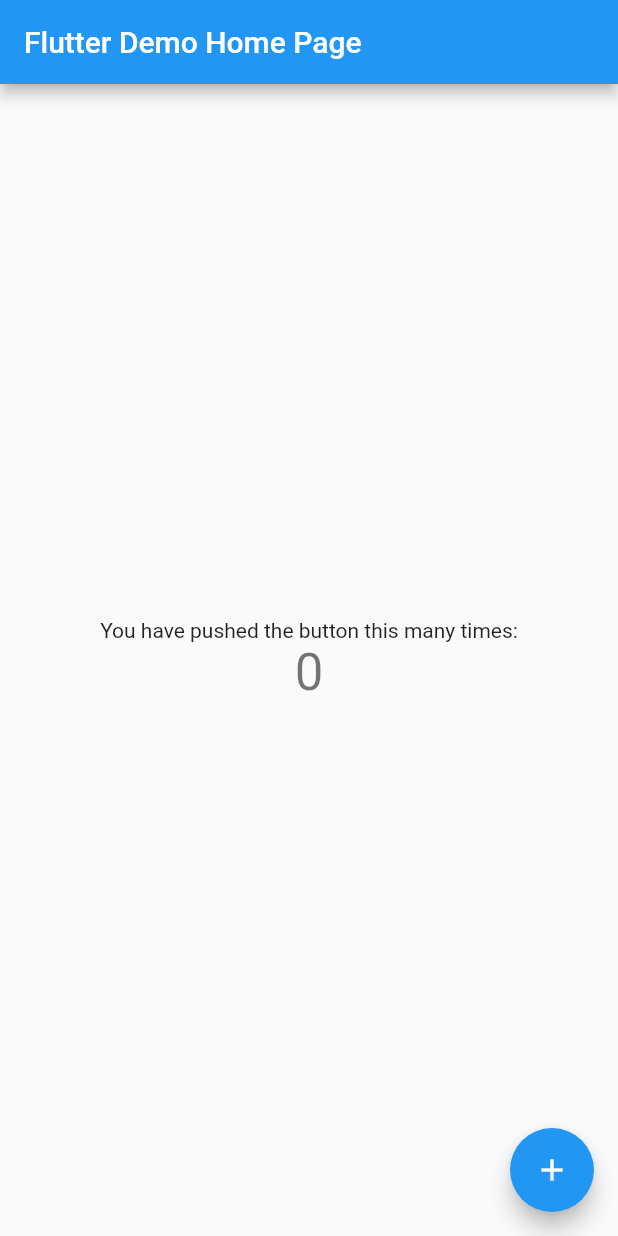
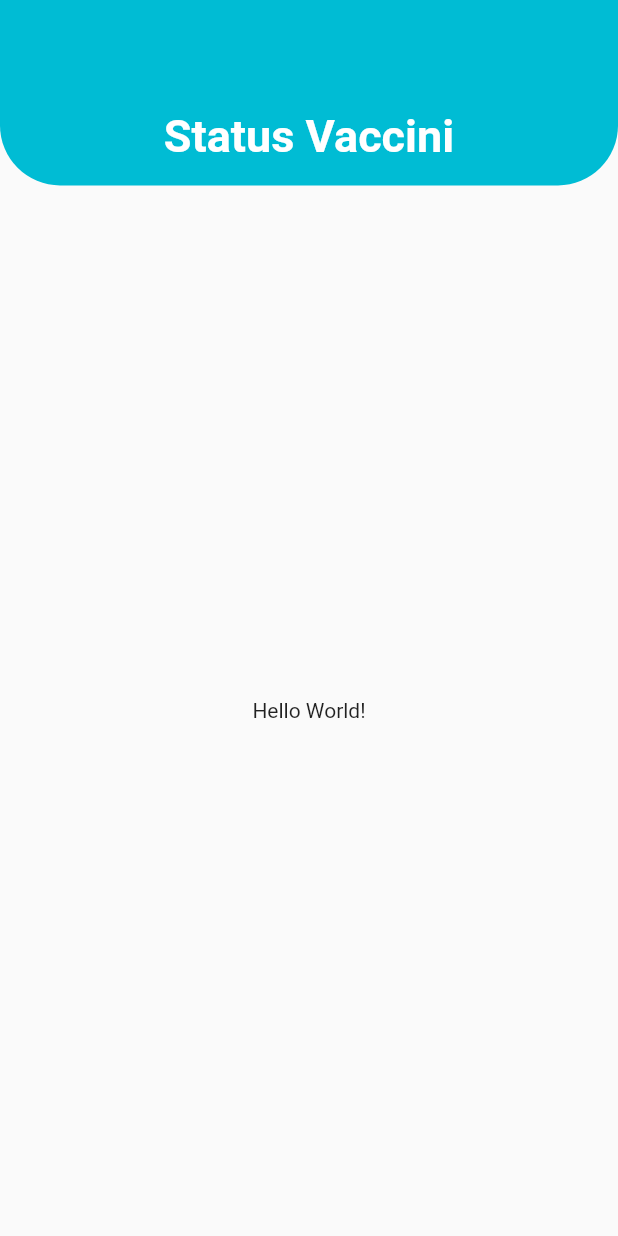
Before and after one commit to EliaTolin/StatusVaccini, a Flutter app: the screen it shows after launch, on a phone screen of 412 x 824 dp. Run offline on Flutter 3.47's test engine with Material 2 defaults, Android fonts, the phone set to English and light mode, and no system bars.

Commit message:
Add first body

```diff
--- /dev/null
+++ b/lib/Screens/HomePage.dart
@@ -0,0 +1,52 @@
+import 'package:StatusVaccini/Screens/components/BodyComponents.dart';
+import 'package:flutter/material.dart';
+import 'package:StatusVaccini/constant.dart';
+
+class HomePage extends StatefulWidget {
+  static const routeName = "/";
+  final String title;
+  HomePage({this.title, Key key}) : super(key: key);
+  @override
+  _HomePageState createState() => _HomePageState();
+}
+
+class _HomePageState extends State<HomePage> {
+  @override
+  Widget build(BuildContext context) {
+    Size size = MediaQuery.of(context).size;
+
+    return Scaffold(
+      appBar: TopBar(size, title: "Status Vaccini"),
+      body: Padding(
+          padding: EdgeInsets.all(8.0),
+          child: Column(
+              mainAxisAlignment: MainAxisAlignment.center,
+              children: <Widget>[
+                Row(
+                    mainAxisAlignment: MainAxisAlignment.center,
+                    children: <Widget>[
+                      Text("Hello World!"),
+                    ])
+              ])),
+    );
+  }
+}
+
+class TopBar extends StatelessWidget implements PreferredSizeWidget {
+  final String title;
+  final Size size;
+  final Function onPressed;
+  final Function onTitleTapped;
+  final Widget child;
+
+  @override
+  final Size preferredSize;
+
+  TopBar(this.size,
+      {@required this.title, this.child, this.onPressed, this.onTitleTapped})
+      : preferredSize = Size.fromHeight(size.height * SVConst.kHeighBarRatio);
+  @override
+  Widget build(BuildContext context) {
+    return buildTopBar(size, title);
+  }
+}
--- /dev/null
+++ b/lib/Screens/components/BodyComponents.dart
@@ -0,0 +1,37 @@
+import 'package:flutter/material.dart';
+import 'package:StatusVaccini/constant.dart';
+
+Column buildTopBar(Size size, String title) {
+  return Column(
+    children: <Widget>[
+      Stack(
+        alignment: Alignment.center,
+        children: <Widget>[
+          Container(
+            height: size.height * SVConst.kHeighBarRatio,
+            decoration: BoxDecoration(
+                color: SVConst.topbarColor,
+                borderRadius: BorderRadius.only(
+                  bottomLeft: Radius.circular(SVConst.radiusComponent),
+                  bottomRight: Radius.circular(SVConst.radiusComponent),
+                )),
+          ),
+          Positioned(
+            bottom: 15,
+            child: Container(
+              alignment: Alignment.bottomCenter,
+              child: Text(
+                title,
+                style: TextStyle(
+                  fontSize: 30,
+                  color: SVConst.textColor,
+                  fontWeight: FontWeight.bold,
+                ),
+              ),
+            ),
+          )
+        ],
+      ),
+    ],
+  );
+}
--- /dev/null
+++ b/lib/constant.dart
@@ -0,0 +1,15 @@
+import 'package:flutter/material.dart';
+
+//USE THIS CLASS FOR ONLY CONSTANT.
+
+abstract class SVConst {
+  //COLOR CONSTANT
+  static const topbarColor = Colors.cyan;
+  static const textColor = Colors.white;
+
+  //RADIUS ELEMENT
+  static const double radiusComponent = 40;
+
+  //SIZE ELEMENT
+  static const double kHeighBarRatio = 0.15;
+}
--- a/lib/main.dart
+++ b/lib/main.dart
@@ -1,117 +1,18 @@
 import 'package:flutter/material.dart';
+import 'package:StatusVaccini/Screens/HomePage.dart';
 
-void main() {
-  runApp(MyApp());
-}
+void main() => runApp(MyApp());
 
 class MyApp extends StatelessWidget {
-  // This widget is the root of your application.
   @override
   Widget build(BuildContext context) {
     return MaterialApp(
-      title: 'Flutter Demo',
-      theme: ThemeData(
-        // This is the theme of your application.
-        //
-        // Try running your application with "flutter run". You'll see the
-        // application has a blue toolbar. Then, without quitting the app, try
-        // changing the primarySwatch below to Colors.green and then invoke
-        // "hot reload" (press "r" in the console where you ran "flutter run",
-        // or simply save your changes to "hot reload" in a Flutter IDE).
-        // Notice that the counter didn't reset back to zero; the application
-        // is not restarted.
-        primarySwatch: Colors.blue,
-        // This makes the visual density adapt to the platform that you run
-        // the app on. For desktop platforms, the controls will be smaller and
-        // closer together (more dense) than on mobile platforms.
-        visualDensity: VisualDensity.adaptivePlatformDensity,
-      ),
-      home: MyHomePage(title: 'Flutter Demo Home Page'),
-    );
+        title: "Status Vaccini",
+        theme: ThemeData.light(),
+        debugShowCheckedModeBanner: false,
+        routes: <String, WidgetBuilder>{
+          HomePage.routeName: (BuildContext context) =>
+              HomePage(title: "Status Vaccini"),
+        });
   }
 }
-
-class MyHomePage extends StatefulWidget {
-  MyHomePage({Key key, this.title}) : super(key: key);
-
-  // This widget is the home page of your application. It is stateful, meaning
-  // that it has a State object (defined below) that contains fields that affect
-  // how it looks.
-
-  // This class is the configuration for the state. It holds the values (in this
-  // case the title) provided by the parent (in this case the App widget) and
-  // used by the build method of the State. Fields in a Widget subclass are
-  // always marked "final".
-
-  final String title;
-
-  @override
-  _MyHomePageState createState() => _MyHomePageState();
-}
-
-class _MyHomePageState extends State<MyHomePage> {
-  int _counter = 0;
-
-  void _incrementCounter() {
-    setState(() {
-      // This call to setState tells the Flutter framework that something has
-      // changed in this State, which causes it to rerun the build method below
-      // so that the display can reflect the updated values. If we changed
-      // _counter without calling setState(), then the build method would not be
-      // called again, and so nothing would appear to happen.
-      _counter++;
-    });
-  }
-
-  @override
-  Widget build(BuildContext context) {
-    // This method is rerun every time setState is called, for instance as done
-    // by the _incrementCounter method above.
-    //
-    // The Flutter framework has been optimized to make rerunning build methods
-    // fast, so that you can just rebuild anything that needs updating rather
-    // than having to individually change instances of widgets.
-    return Scaffold(
-      appBar: AppBar(
-        // Here we take the value from the MyHomePage object that was created by
-        // the App.build method, and use it to set our appbar title.
-        title: Text(widget.title),
-      ),
-      body: Center(
-        // Center is a layout widget. It takes a single child and positions it
-        // in the middle of the parent.
-        child: Column(
-          // Column is also a layout widget. It takes a list of children and
-          // arranges them vertically. By default, it sizes itself to fit its
-          // children horizontally, and tries to be as tall as its parent.
-          //
-          // Invoke "debug painting" (press "p" in the console, choose the
-          // "Toggle Debug Paint" action from the Flutter Inspector in Android
-          // Studio, or the "Toggle Debug Paint" command in Visual Studio Code)
-          // to see the wireframe for each widget.
-          //
-          // Column has various properties to control how it sizes itself and
-          // how it positions its children. Here we use mainAxisAlignment to
-          // center the children vertically; the main axis here is the vertical
-          // axis because Columns are vertical (the cross axis would be
-          // horizontal).
-          mainAxisAlignment: MainAxisAlignment.center,
-          children: <Widget>[
-            Text(
-              'You have pushed the button this many times:',
-            ),
-            Text(
-              '$_counter',
-              style: Theme.of(context).textTheme.headline4,
-            ),
-          ],
-        ),
-      ),
-      floatingActionButton: FloatingActionButton(
-        onPressed: _incrementCounter,
-        tooltip: 'Increment',
-        child: Icon(Icons.add),
-      ), // This trailing comma makes auto-formatting nicer for build methods.
-    );
-  }
-}
```
Also changed, not shown: pubspec.lock, 1 other file.
